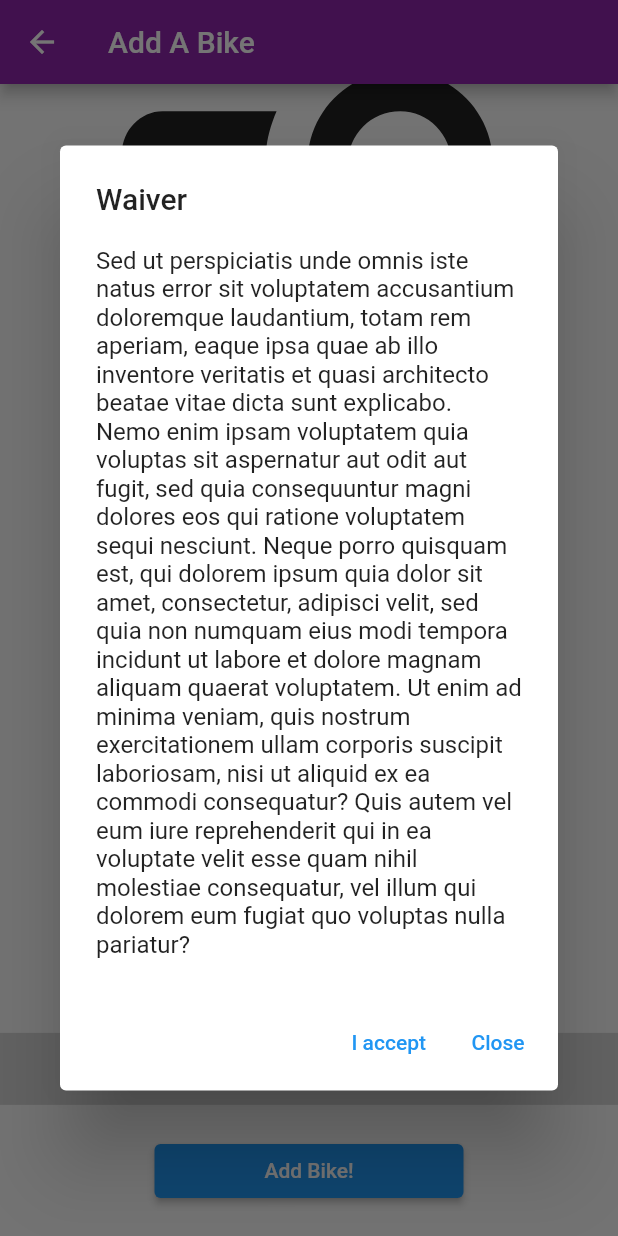
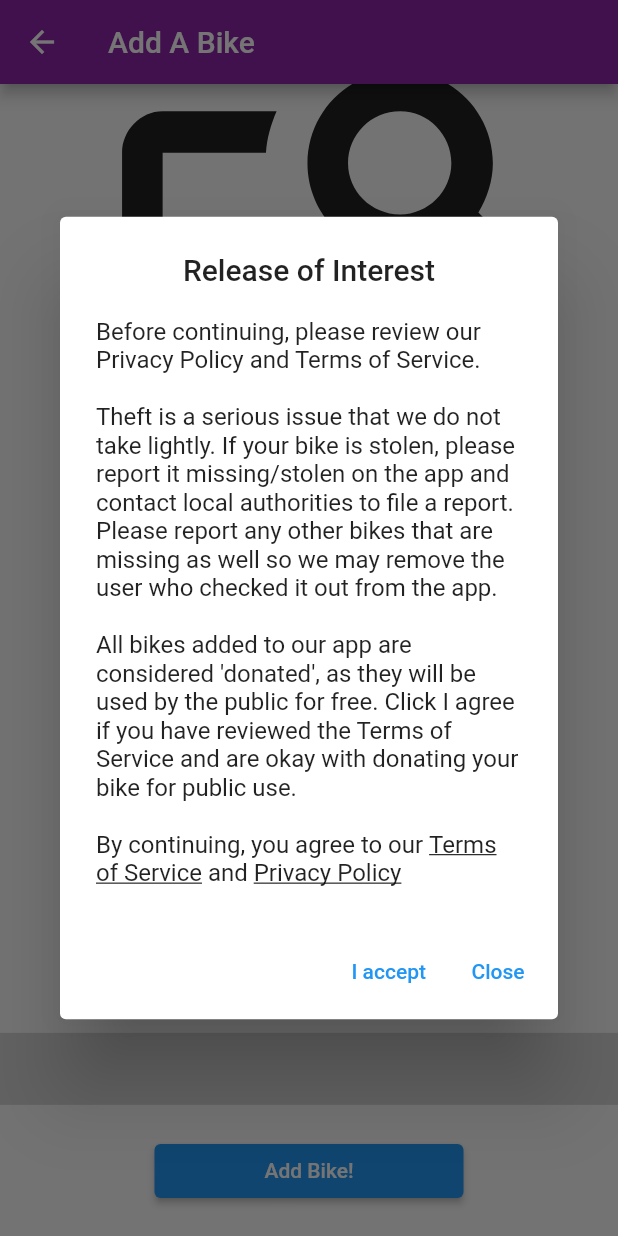
Before and after one commit to Super-Mean-Biker-Gang/bikeapp, a Flutter app: the AddBikeScreen screen opened by its route, scrolled down 57 dp, after a tap on "Add Bike!", on a phone screen of 412 x 824 dp. Run offline on Flutter 3.47's test engine with Material 2 defaults, Android fonts, the phone set to English and light mode, and no system bars; our stand-ins replace cloud_firestore, dio, email_validator, firebase_auth, firebase_core, firebase_storage and 6 more; missing offline and left inert: flutter_config, geocoder, grouped_buttons; accounts and stored records are empty.

Commit message:
Created Release of information on add bike form

```diff
--- a/assets/text_files/donateBikeWaver.txt
+++ b/assets/text_files/donateBikeWaver.txt
@@ -1 +1,5 @@
-Sed ut perspiciatis unde omnis iste natus error sit voluptatem accusantium doloremque laudantium, totam rem aperiam, eaque ipsa quae ab illo inventore veritatis et quasi architecto beatae vitae dicta sunt explicabo. Nemo enim ipsam voluptatem quia voluptas sit aspernatur aut odit aut fugit, sed quia consequuntur magni dolores eos qui ratione voluptatem sequi nesciunt. Neque porro quisquam est, qui dolorem ipsum quia dolor sit amet, consectetur, adipisci velit, sed quia non numquam eius modi tempora incidunt ut labore et dolore magnam aliquam quaerat voluptatem. Ut enim ad minima veniam, quis nostrum exercitationem ullam corporis suscipit laboriosam, nisi ut aliquid ex ea commodi consequatur? Quis autem vel eum iure reprehenderit qui in ea voluptate velit esse quam nihil molestiae consequatur, vel illum qui dolorem eum fugiat quo voluptas nulla pariatur?
+Before continuing, please review our Privacy Policy and Terms of Service.
+
+Theft is a serious issue that we do not take lightly. If your bike is stolen, please report it missing/stolen on the app and contact local authorities to file a report. Please report any other bikes that are missing as well so we may remove the user who checked it out from the app.
+
+All bikes added to our app are considered 'donated', as they will be used by the public for free. Click I agree if you have reviewed the Terms of Service and are okay with donating your bike for public use.
--- a/lib/widgets/add_bike_form.dart
+++ b/lib/widgets/add_bike_form.dart
@@ -3,12 +3,15 @@ import 'package:flutter/material.dart';
 import 'package:flutter/services.dart';
 import 'package:firebase_auth/firebase_auth.dart';
 import 'package:bikeapp/screens/add_bike_screen.dart';
+import 'package:bikeapp/screens/privacy_policy_screen.dart';
+import 'package:bikeapp/screens/terms_of_service_screen.dart';
 import 'package:bikeapp/screens/map_screen.dart';
 import 'package:cloud_firestore/cloud_firestore.dart';
 import 'package:firebase_storage/firebase_storage.dart';
 import 'package:grouped_buttons/grouped_buttons.dart';
 import 'package:location/location.dart';
 import 'package:image_picker/image_picker.dart';
+import 'package:flutter/gestures.dart';
 
 const WAVER_PATH = 'assets/text_files/donateBikeWaver.txt';
 
@@ -231,9 +234,35 @@ class _AddBikeFormState extends State<AddBikeForm> {
       context: context,
       builder: (BuildContext context) {
         return AlertDialog(
-          title: Text("Waiver"),
-          // Eventually read this from a text doc
-          content: Text(_waverMessage),
+          title: Text("Release of Interest", textAlign: TextAlign.center),
+          content: Text.rich(
+            TextSpan(
+              text: _waverMessage,
+              children: [
+                TextSpan(text: '\n                    \n'),
+                TextSpan(text: 'By continuing, you agree to our '),
+                TextSpan(
+                  text: 'Terms of Service',
+                  style: TextStyle(
+                    decoration: TextDecoration.underline),
+                  recognizer: TapGestureRecognizer()
+                    ..onTap = () {
+                      Navigator.pushNamed(context, TermsOfServiceScreen.routeName);
+                    },
+                ),
+                TextSpan(text: ' and '),
+                TextSpan(
+                  text: 'Privacy Policy',
+                  style: TextStyle(
+                    decoration: TextDecoration.underline),
+                  recognizer: TapGestureRecognizer()
+                    ..onTap = () {
+                      Navigator.pushNamed(context, PrivacyPolicyScreen.routeName);
+                    },
+                ),
+              ],
+            ),
+          ),
           actions: <Widget>[
             TextButton(
               child: Text("I accept"),
```
